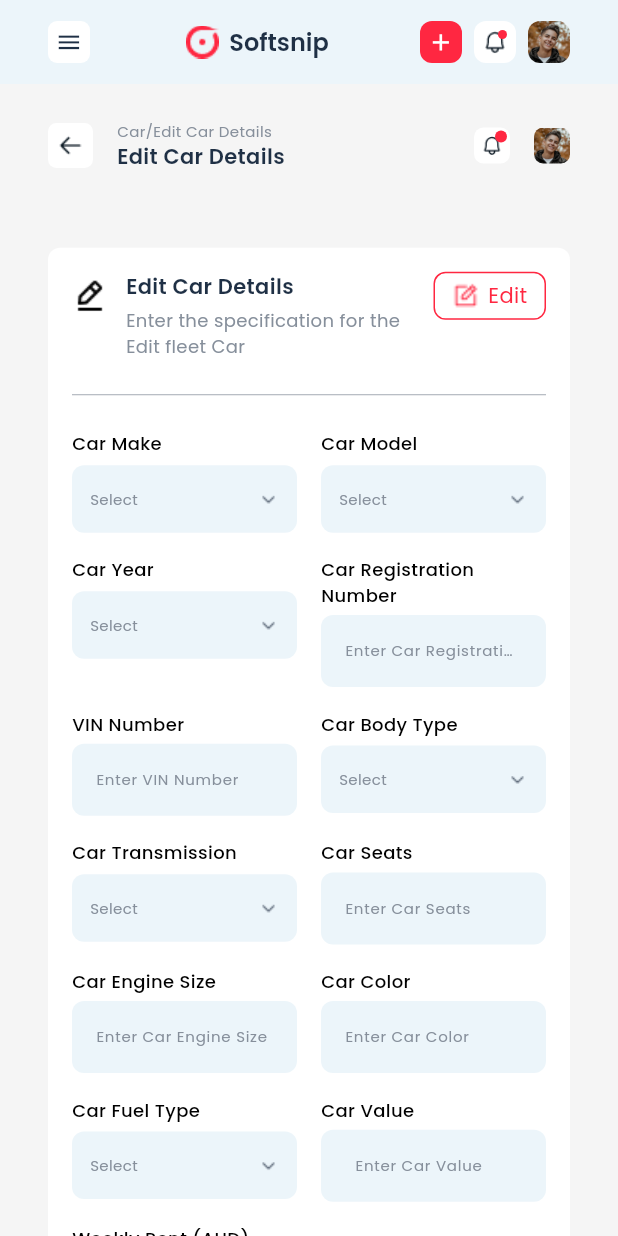
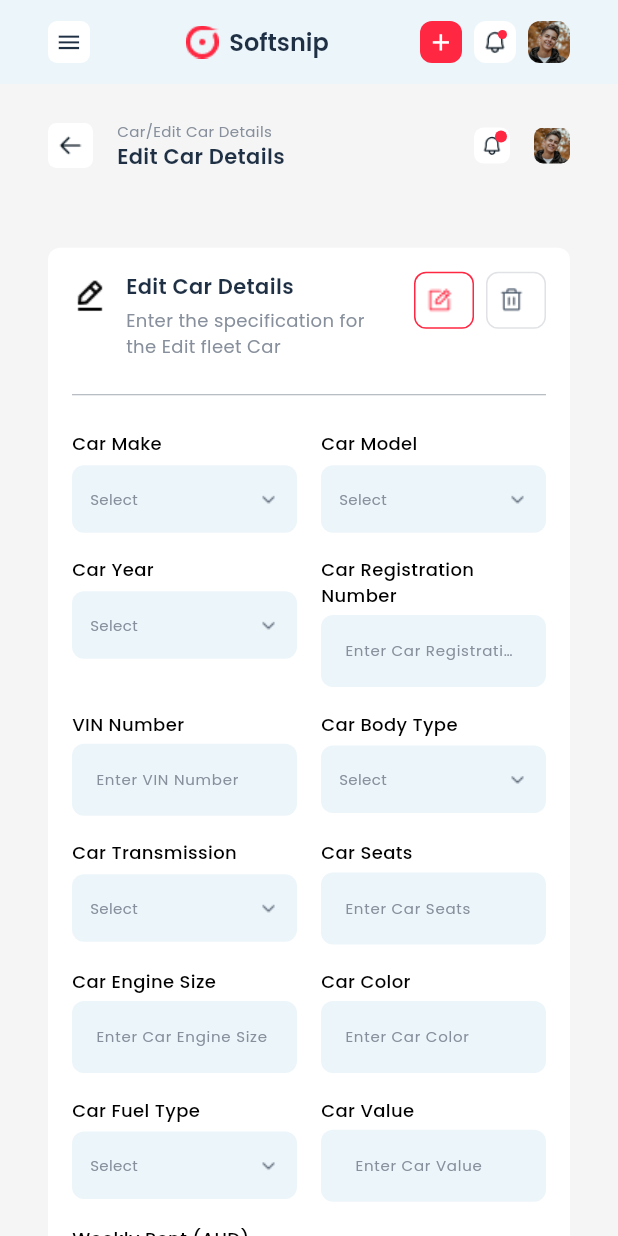
Before and after one commit to huzaifa-huzzi/Car_Rental_Project, a Flutter app: the EditCarScreen screen opened by its route, on a phone screen of 412 x 824 dp. Run offline on Flutter 3.47's test engine with Material 3 defaults, Android fonts, the light colour scheme and no system bars; our stand-ins replace dotted_border, file_picker, get, go_router, google_fonts, url_strategy.

Commit message:
Changes done

```diff
--- a/lib/Car Inventory/Car Directory/CarInventoryMainScreen.dart
+++ b/lib/Car Inventory/Car Directory/CarInventoryMainScreen.dart
@@ -27,9 +27,8 @@ class CarInventoryMainScreen extends StatelessWidget {
           child: Column(
             children: [
               if (AppSizes.isWeb(context)) HeaderWebWidget(mainTitle: 'Cars',showProfile: true,showNotification: true,showSettings: true,showSearch: true,),
-              SizedBox(height: 20,),
+              SizedBox(height: 3,),
               CardListHeaderWidget(),
-
               Obx(() {
                 switch (controller.selectedView.value) {
                   case 0:
--- a/lib/Car Inventory/Editing Car/Widgets/EditCarWidget.dart
+++ b/lib/Car Inventory/Editing Car/Widgets/EditCarWidget.dart
@@ -63,16 +63,30 @@ class EditCarWidget extends StatelessWidget {
                   ),
                 ),
                 const SizedBox(width: 10),
+
+                /// EDIT BUTTON
                 CustomPrimaryButton(
-                  text: "Edit",
+                  text: MediaQuery.of(context).size.width < 900 ? "" : "Edit",
                   iconPath: IconString.editIcon,
-                  width: isMobile ? 75 : 110,
-                  height: isMobile ? 32 : 38,
+                  width: MediaQuery.of(context).size.width < 900 ? 40 : 110,
+                  height: 38,
                   textColor: AppColors.primaryColor,
                   borderColor: AppColors.primaryColor,
-                  onTap: () {
-                    print("Edit Tapped");
-                  },
+                  onTap: () => print("Edit Tapped"),
+                ),
+
+                const SizedBox(width: 8),
+
+                /// DELETE BUTTON
+                CustomPrimaryButton(
+                  text: MediaQuery.of(context).size.width < 900 ? "" : "Delete",
+                  iconPath: IconString.deleteIcon,
+                  iconColor: AppColors.secondTextColor,
+                  width: MediaQuery.of(context).size.width < 900 ? 40 : 110,
+                  height: 38,
+                  textColor: AppColors.secondTextColor,
+                  borderColor: AppColors.sideBoxesColor,
+                  onTap: () => print("Delete Tapped"),
                 ),
               ],
             ),
```
Also changed, not shown: lib/Car Inventory/Car Directory/TableViewScreen/Widgets/CardListTableWidget.dart (+8 -10 lines).
